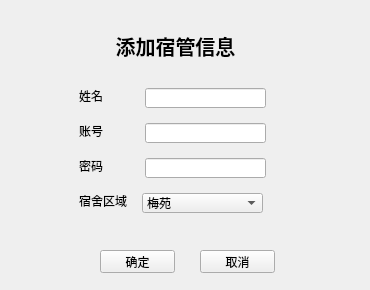
This is admin/admin_modifyaunt.ui in wo16pao/MS as Qt 5 draws it before an edit. The edited form follows.
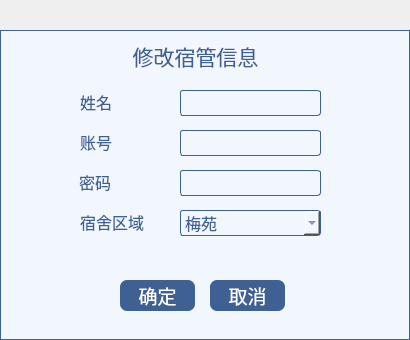
This is the edited form. Icons and pictures are not drawn.

Commit message: 完成修改的样式2

```diff
--- a/admin/admin_modifyaunt.ui
+++ b/admin/admin_modifyaunt.ui
@@ -6,44 +6,81 @@
    <rect>
     <x>0</x>
     <y>0</y>
-    <width>370</width>
-    <height>290</height>
+    <width>410</width>
+    <height>340</height>
    </rect>
   </property>
   <property name="windowTitle">
    <string>Form</string>
   </property>
-  <widget class="QPushButton" name="pushButton_2">
-   <property name="geometry">
-    <rect>
-     <x>200</x>
-     <y>250</y>
-     <width>75</width>
-     <height>23</height>
-    </rect>
-   </property>
-   <property name="text">
-    <string>取消</string>
-   </property>
-  </widget>
+  <property name="styleSheet">
+   <string notr="true">QLabel{
+color:#3e6093;
+}
+
+QComboBox{
+color:#3e6093;
+}
+
+QPushButton{
+color:#ffffff;
+background-color:#3e6093;
+border-radius:7px;
+}
+
+QPushButton:hover{
+background:#2c466c;
+}
+
+QPushButton:pressed{
+background:#253b5b;
+}
+</string>
+  </property>
   <widget class="QWidget" name="widget" native="true">
    <property name="geometry">
     <rect>
      <x>70</x>
      <y>70</y>
-     <width>205</width>
-     <height>161</height>
+     <width>261</width>
+     <height>191</height>
     </rect>
    </property>
    <widget class="QComboBox" name="comboBox">
     <property name="geometry">
      <rect>
-      <x>72</x>
-      <y>123</y>
-      <width>121</width>
-      <height>20</height>
+      <x>110</x>
+      <y>140</y>
+      <width>141</width>
+      <height>26</height>
      </rect>
     </property>
+    <property name="font">
+     <font>
+      <family>黑体</family>
+      <pointsize>12</pointsize>
+     </font>
+    </property>
+    <property name="styleSheet">
+     <string notr="true">QComboBox{
+border-radius:3px;
+border:1px solid #3e6093;
+background:#f2f6fd;}
+
+
+QComboBox::drop-down {
+width:24px;
+border-image:url(:/res/所有下拉框.png);
+}  
+
+QComboBox:hover{
+background:#d9e4f5;
+}
+
+QComboBox:pressed{
+background:#bac9e0;
+}</string>
+    </property>
     <item>
      <property name="text">
       <string>梅苑</string>
@@ -93,22 +130,40 @@
    <widget class="QLineEdit" name="lineEdit_2">
     <property name="geometry">
      <rect>
-      <x>75</x>
-      <y>53</y>
-      <width>121</width>
-      <height>20</height>
+      <x>110</x>
+      <y>60</y>
+      <width>141</width>
+      <height>26</height>
      </rect>
     </property>
+    <property name="font">
+     <font>
+      <family>黑体</family>
+      <pointsize>12</pointsize>
+     </font>
+    </property>
+    <property name="styleSheet">
+     <string notr="true">border-radius:3px;
+border:1px solid #3e6093;
+background:#f2f6fd;
+color:#3e6093;</string>
+    </property>
    </widget>
    <widget class="QLabel" name="label_3">
     <property name="geometry">
      <rect>
-      <x>9</x>
-      <y>53</y>
-      <width>24</width>
-      <height>16</height>
+      <x>10</x>
+      <y>61</y>
+      <width>51</width>
+      <height>21</height>
      </rect>
     </property>
+    <property name="font">
+     <font>
+      <family>黑体</family>
+      <pointsize>12</pointsize>
+     </font>
+    </property>
     <property name="text">
      <string>账号</string>
     </property>
@@ -117,11 +172,17 @@
     <property name="geometry">
      <rect>
       <x>9</x>
-      <y>88</y>
-      <width>24</width>
-      <height>16</height>
+      <y>96</y>
+      <width>51</width>
+      <height>31</height>
      </rect>
     </property>
+    <property name="font">
+     <font>
+      <family>黑体</family>
+      <pointsize>12</pointsize>
+     </font>
+    </property>
     <property name="text">
      <string>密码</string>
     </property>
@@ -129,12 +190,18 @@
    <widget class="QLabel" name="label_2">
     <property name="geometry">
      <rect>
-      <x>9</x>
-      <y>18</y>
-      <width>24</width>
-      <height>16</height>
+      <x>10</x>
+      <y>21</y>
+      <width>61</width>
+      <height>21</height>
      </rect>
     </property>
+    <property name="font">
+     <font>
+      <family>黑体</family>
+      <pointsize>12</pointsize>
+     </font>
+    </property>
     <property name="text">
      <string>姓名</string>
     </property>
@@ -142,22 +209,40 @@
    <widget class="QLineEdit" name="lineEdit_3">
     <property name="geometry">
      <rect>
-      <x>75</x>
-      <y>88</y>
-      <width>121</width>
-      <height>20</height>
+      <x>110</x>
+      <y>100</y>
+      <width>141</width>
+      <height>26</height>
      </rect>
     </property>
+    <property name="font">
+     <font>
+      <family>黑体</family>
+      <pointsize>12</pointsize>
+     </font>
+    </property>
+    <property name="styleSheet">
+     <string notr="true">border-radius:3px;
+border:1px solid #3e6093;
+background:#f2f6fd;
+color:#3e6093;</string>
+    </property>
    </widget>
    <widget class="QLabel" name="label_5">
     <property name="geometry">
      <rect>
-      <x>9</x>
-      <y>123</y>
-      <width>48</width>
-      <height>16</height>
+      <x>10</x>
+      <y>136</y>
+      <width>81</width>
+      <height>31</height>
      </rect>
     </property>
+    <property name="font">
+     <font>
+      <family>黑体</family>
+      <pointsize>12</pointsize>
+     </font>
+    </property>
     <property name="text">
      <string>宿舍区域</string>
     </property>
@@ -165,46 +250,103 @@
    <widget class="QLineEdit" name="lineEdit">
     <property name="geometry">
      <rect>
-      <x>75</x>
-      <y>18</y>
-      <width>121</width>
-      <height>20</height>
+      <x>110</x>
+      <y>20</y>
+      <width>141</width>
+      <height>26</height>
      </rect>
     </property>
+    <property name="font">
+     <font>
+      <family>黑体</family>
+      <pointsize>12</pointsize>
+     </font>
+    </property>
+    <property name="styleSheet">
+     <string notr="true">border-radius:3px;
+border:1px solid #3e6093;
+background:#f2f6fd;
+color:#3e6093;</string>
+    </property>
    </widget>
   </widget>
   <widget class="QLabel" name="label">
    <property name="geometry">
     <rect>
-     <x>100</x>
-     <y>30</y>
+     <x>120</x>
+     <y>40</y>
      <width>151</width>
      <height>31</height>
     </rect>
    </property>
    <property name="font">
     <font>
-     <pointsize>15</pointsize>
-     <weight>75</weight>
-     <bold>true</bold>
+     <family>黑体</family>
+     <pointsize>16</pointsize>
+     <weight>50</weight>
+     <bold>false</bold>
     </font>
    </property>
    <property name="text">
-    <string>添加宿管信息</string>
+    <string>修改宿管信息</string>
    </property>
    <property name="alignment">
     <set>Qt::AlignCenter</set>
    </property>
   </widget>
+  <widget class="QPushButton" name="pushButton_2">
+   <property name="geometry">
+    <rect>
+     <x>210</x>
+     <y>280</y>
+     <width>75</width>
+     <height>31</height>
+    </rect>
+   </property>
+   <property name="font">
+    <font>
+     <family>黑体</family>
+     <pointsize>14</pointsize>
+    </font>
+   </property>
+   <property name="text">
+    <string>取消</string>
+   </property>
+  </widget>
+  <widget class="QPushButton" name="pushButton">
+   <property name="geometry">
+    <rect>
+     <x>120</x>
+     <y>280</y>
+     <width>75</width>
+     <height>31</height>
+    </rect>
+   </property>
+   <property name="font">
+    <font>
+     <family>黑体</family>
+     <pointsize>14</pointsize>
+    </font>
+   </property>
+   <property name="text">
+    <string>确定</string>
+   </property>
+  </widget>
   <widget class="QLabel" name="label_result">
    <property name="geometry">
     <rect>
-     <x>23</x>
-     <y>251</y>
-     <width>71</width>
-     <height>21</height>
+     <x>0</x>
+     <y>270</y>
+     <width>111</width>
+     <height>51</height>
     </rect>
    </property>
+   <property name="font">
+    <font>
+     <family>黑体</family>
+     <pointsize>12</pointsize>
+    </font>
+   </property>
    <property name="text">
     <string/>
    </property>
@@ -212,19 +354,26 @@
     <set>Qt::AlignRight|Qt::AlignTrailing|Qt::AlignVCenter</set>
    </property>
   </widget>
-  <widget class="QPushButton" name="pushButton">
+  <widget class="QWidget" name="widget_2" native="true">
    <property name="geometry">
     <rect>
-     <x>100</x>
-     <y>250</y>
-     <width>75</width>
-     <height>23</height>
+     <x>0</x>
+     <y>30</y>
+     <width>410</width>
+     <height>310</height>
     </rect>
    </property>
-   <property name="text">
-    <string>确定</string>
+   <property name="styleSheet">
+    <string notr="true">background:#f2f6fd;
+border:1px solid #3e6093;</string>
    </property>
   </widget>
+  <zorder>widget_2</zorder>
+  <zorder>widget</zorder>
+  <zorder>label</zorder>
+  <zorder>pushButton_2</zorder>
+  <zorder>pushButton</zorder>
+  <zorder>label_result</zorder>
  </widget>
  <tabstops>
   <tabstop>lineEdit</tabstop>
```
Left out of the diff: 8 changed lines with no effect on the pictures. The commit also changes 26 other files.
